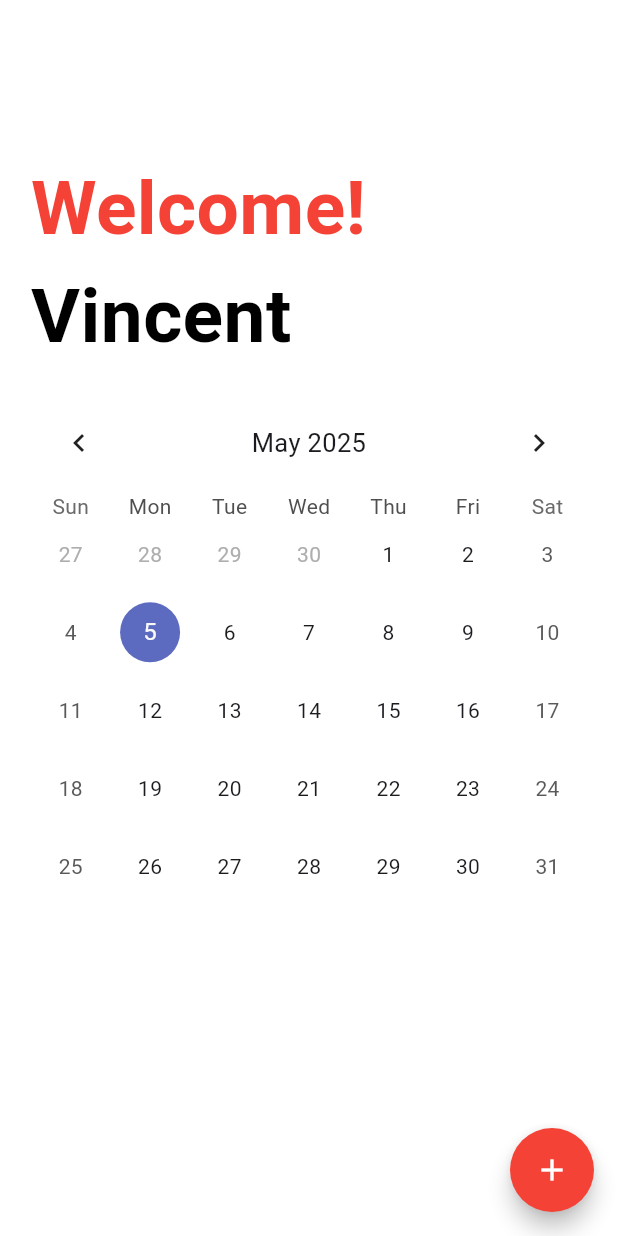
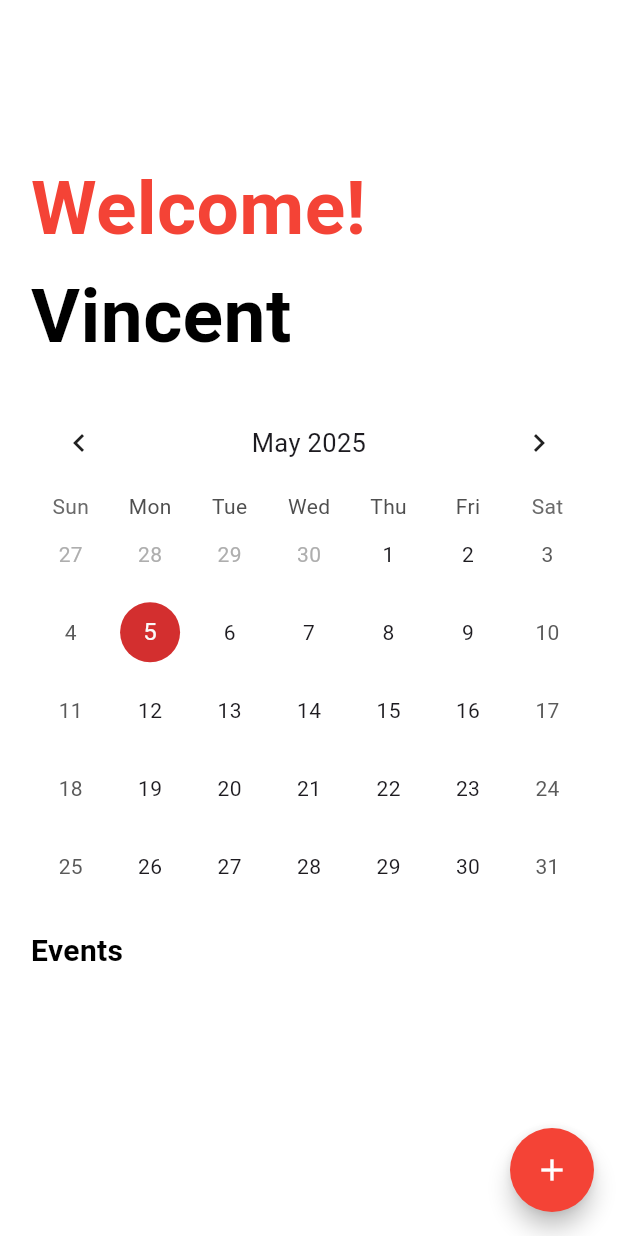
Before and after one commit to Vincent140206/To-Do-List, a Flutter app: the HomePage screen opened directly, on a phone screen of 412 x 824 dp. Run offline on Flutter 3.47's test engine with Material 3 defaults, Android fonts, the phone set to English and light mode, and no system bars; drawn by our look-alikes of table_calendar; our stand-ins replace hive, hive_flutter, lorem_ipsum; accounts and stored records are empty.

Commit message:
Change the color of calendar components

```diff
--- a/lib/screens/HomeScreen.dart
+++ b/lib/screens/HomeScreen.dart
@@ -101,7 +101,8 @@ class _HomePageState extends State<HomePage> {
     final itemHeight = 90.0;
     final row = scrollToIndex ~/ crossAxisCount;
     final initialScrollOffset = row * itemHeight;
-    ScrollController scrollController = ScrollController(initialScrollOffset: initialScrollOffset);
+    ScrollController scrollController =
+        ScrollController(initialScrollOffset: initialScrollOffset);
 
     showDialog(
       context: context,
@@ -123,8 +124,10 @@ class _HomePageState extends State<HomePage> {
                 int year = yearList[index];
                 return GestureDetector(
                   onTap: () {
-                    DateTime selectedDate = DateTime(year, DateTime.now().month, DateTime.now().day);
-                    if (selectedDate.isBefore(lastDay) || selectedDate.isAtSameMomentAs(lastDay)) {
+                    DateTime selectedDate = DateTime(
+                        year, DateTime.now().month, DateTime.now().day);
+                    if (selectedDate.isBefore(lastDay) ||
+                        selectedDate.isAtSameMomentAs(lastDay)) {
                       setState(() {
                         _selectedDay = selectedDate;
                         today = selectedDate;
@@ -174,6 +177,7 @@ class _HomePageState extends State<HomePage> {
             context: context,
             builder: (context) {
               return AlertDialog(
+                backgroundColor: Colors.white,
                 scrollable: true,
                 title: Text("Event Name"),
                 content: Padding(
@@ -249,7 +253,52 @@ class _HomePageState extends State<HomePage> {
                     onDaySelected: _onDaySelected,
                     eventLoader: _getEventForDay,
                     onHeaderTapped: (focusedDay) => _showYearPicker(context),
+                    calendarBuilders: CalendarBuilders(
+                      markerBuilder: (context, date, events) {
+                        if (events.isNotEmpty) {
+                          Color dotColor = Colors.red;
+                          return Positioned(
+                            bottom: 10,
+                            child: Container(
+                              width: 7,
+                              height: 7,
+                              decoration: BoxDecoration(
+                                shape: BoxShape.circle,
+                                color: dotColor,
+                              ),
+                            ),
+                          );
+                        }
+                        return SizedBox.shrink();
+                      },
+                    ),
+                    calendarStyle: CalendarStyle(
+                      selectedDecoration: BoxDecoration(
+                        color: Colors.red.shade700,
+                        shape: BoxShape.circle,
+                      ),
+                      todayDecoration: BoxDecoration(
+                        color: Colors.redAccent.shade100,
+                        shape: BoxShape.circle,
+                      ),
+                      defaultDecoration: BoxDecoration(
+                        shape: BoxShape.circle,
+                      ),
+                      weekendDecoration: BoxDecoration(
+                        shape: BoxShape.circle,
+                      ),
+                    ),
                   ),
+                  SizedBox(height: screenHeight * 0.02),
+                  Text(
+                    "Events",
+                    style: TextStyle(
+                      fontSize: 20,
+                      fontWeight: FontWeight.bold,
+                      color: Colors.black,
+                    ),
+                  ),
+                  SizedBox(height: screenHeight * 0.00001),
                 ],
               ),
             ),
@@ -281,6 +330,7 @@ class _HomePageState extends State<HomePage> {
                                     context: context,
                                     builder: (context) {
                                       return AlertDialog(
+                                        backgroundColor: Colors.white,
                                         scrollable: true,
                                         title: Text("Edit Event"),
                                         content: Padding(
@@ -315,7 +365,7 @@ class _HomePageState extends State<HomePage> {
                                                             key: event.key));
                                                     Navigator.of(context).pop();
                                                     eventController.clear();
-                                                    fetchEvents();
+                                                    await fetchEvents();
                                                   }
                                                 },
                                                 height: 35,
@@ -328,7 +378,8 @@ class _HomePageState extends State<HomePage> {
                                     },
                                   );
                                 },
-                                icon: const Icon(Icons.edit, color: Colors.red)),
+                                icon:
+                                    const Icon(Icons.edit, color: Colors.red)),
                             IconButton(
                               icon: const Icon(Icons.delete, color: Colors.red),
                               onPressed: () async {
```
